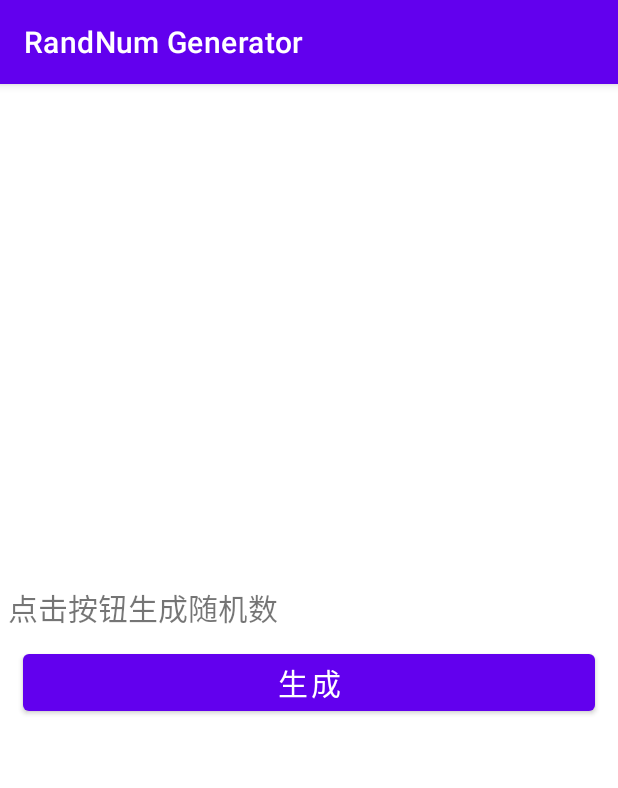
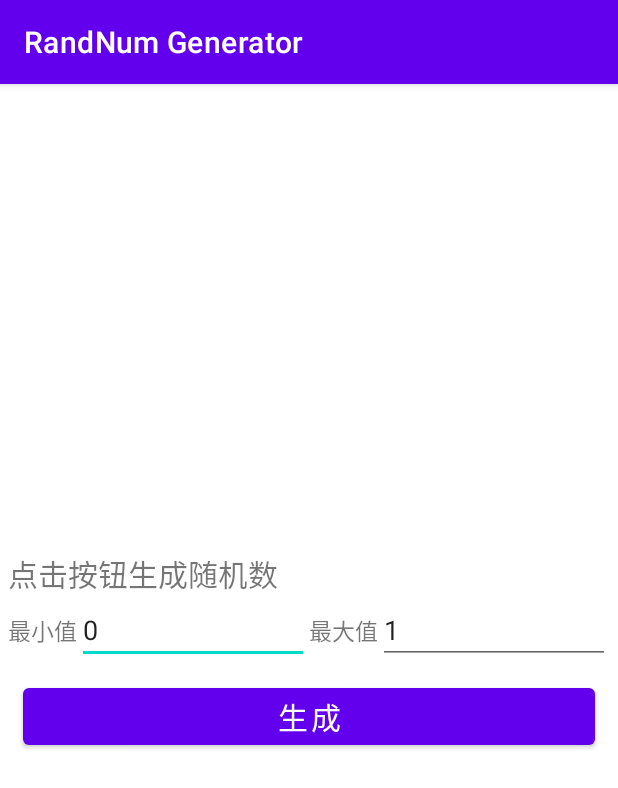
Before and after one commit to Hin-Worran/RandNumGenerator_Android, an Android app: the screen it shows after launch (MainActivity), on a phone screen of 412 x 824 dp. Shown: the top 788 px of the screen. Run offline under Robolectric (Android 15) with nearby library versions, the phone set to English and light mode, and no system bars.

Commit message:
enable to set minimum and maximum

```diff
--- a/app/src/main/java/edu/hebust/zxm/randnumgenerator/MainActivity.java
+++ b/app/src/main/java/edu/hebust/zxm/randnumgenerator/MainActivity.java
@@ -3,12 +3,36 @@ package edu.hebust.zxm.randnumgenerator;
 import androidx.appcompat.app.AppCompatActivity;
 
 import android.os.Bundle;
+import android.view.View;
+import android.widget.Button;
+import android.widget.EditText;
+import android.widget.TextView;
+
+import java.util.Random;
 
 public class MainActivity extends AppCompatActivity {
-
+    Random r=new Random();
+    int minNum;
+    int maxNum;
+    int randNum;
+    TextView tvOut;
+    Button btGenerate;
+    EditText etMin;
+    EditText etMax;
     @Override
     protected void onCreate(Bundle savedInstanceState) {
         super.onCreate(savedInstanceState);
         setContentView(R.layout.activity_main);
+        tvOut=(TextView)findViewById(R.id.tv_RanNum);
+        btGenerate=(Button)findViewById(R.id.btn_generate);
+        etMin=(EditText)findViewById(R.id.et_min);
+        etMax=(EditText)findViewById(R.id.et_max);
+    }
+
+    public void Generate(View view) {
+        minNum=Integer.parseInt(etMin.getText().toString());
+        maxNum=Integer.parseInt(etMax.getText().toString());
+        randNum=minNum+r.nextInt(maxNum-minNum+1);
+        tvOut.setText("随机数是"+randNum);
     }
 }
--- a/app/src/main/res/layout/activity_main.xml
+++ b/app/src/main/res/layout/activity_main.xml
@@ -15,8 +15,39 @@
         android:layout_height="wrap_content"
         android:textSize="20sp"
         android:text="点击按钮生成随机数" />
+    <LinearLayout
+        android:layout_width="match_parent"
+        android:layout_height="wrap_content"
+        android:orientation="horizontal">
+        <TextView
+            android:layout_width="wrap_content"
+            android:layout_height="wrap_content"
+            android:text="最小值"
+            android:textSize="15sp"/>
+        <EditText
+            android:id="@+id/et_min"
+            android:layout_width="wrap_content"
+            android:layout_height="wrap_content"
+            android:layout_weight="1"
+            android:inputType="number"
+            android:text="0"/>
+        <TextView
+            android:layout_width="wrap_content"
+            android:layout_height="wrap_content"
+            android:text="最大值"
+            android:textSize="15sp"/>
+        <EditText
+            android:id="@+id/et_max"
+            android:layout_width="wrap_content"
+            android:layout_height="wrap_content"
+            android:layout_weight="1"
+            android:inputType="number"
+            android:text="1"/>
+    </LinearLayout>
+
     <Button
         android:id="@+id/btn_generate"
+        android:onClick="Generate"
         android:layout_width="match_parent"
         android:layout_height="wrap_content"
         android:textSize="20sp"
```
